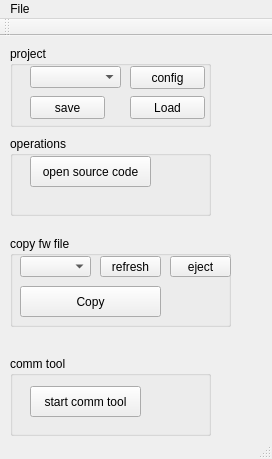
Qt form qf_pc_assistant/mainwindow.ui (qingfengforum/qf_pc_assistant) before a commit.
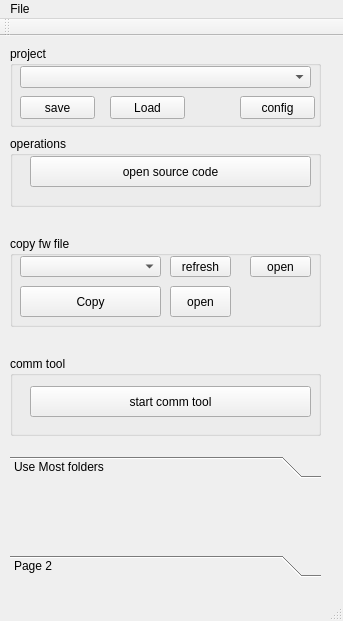
The same form after that commit.

```diff
--- a/qf_pc_assistant/mainwindow.ui
+++ b/qf_pc_assistant/mainwindow.ui
@@ -6,8 +6,8 @@
    <rect>
     <x>0</x>
     <y>0</y>
-    <width>272</width>
-    <height>459</height>
+    <width>343</width>
+    <height>621</height>
    </rect>
   </property>
   <property name="windowTitle">
@@ -19,7 +19,7 @@
      <rect>
       <x>10</x>
       <y>10</y>
-      <width>201</width>
+      <width>311</width>
       <height>81</height>
      </rect>
     </property>
@@ -29,9 +29,9 @@
     <widget class="QComboBox" name="comboBox_prjName">
      <property name="geometry">
       <rect>
-       <x>20</x>
+       <x>10</x>
        <y>20</y>
-       <width>91</width>
+       <width>291</width>
        <height>22</height>
       </rect>
      </property>
@@ -39,8 +39,8 @@
     <widget class="QPushButton" name="pushButton_config">
      <property name="geometry">
       <rect>
-       <x>120</x>
-       <y>20</y>
+       <x>230</x>
+       <y>50</y>
        <width>75</width>
        <height>23</height>
       </rect>
@@ -52,7 +52,7 @@
     <widget class="QPushButton" name="pushButton_configLoad">
      <property name="geometry">
       <rect>
-       <x>120</x>
+       <x>100</x>
        <y>50</y>
        <width>75</width>
        <height>23</height>
@@ -65,7 +65,7 @@
     <widget class="QPushButton" name="pushButton_configSave">
      <property name="geometry">
       <rect>
-       <x>20</x>
+       <x>10</x>
        <y>50</y>
        <width>75</width>
        <height>23</height>
@@ -81,8 +81,8 @@
      <rect>
       <x>10</x>
       <y>100</y>
-      <width>201</width>
-      <height>80</height>
+      <width>311</width>
+      <height>71</height>
      </rect>
     </property>
     <property name="title">
@@ -93,7 +93,7 @@
       <rect>
        <x>20</x>
        <y>20</y>
-       <width>121</width>
+       <width>281</width>
        <height>31</height>
       </rect>
      </property>
@@ -107,7 +107,7 @@
      <rect>
       <x>10</x>
       <y>200</y>
-      <width>221</width>
+      <width>311</width>
       <height>91</height>
      </rect>
     </property>
@@ -132,7 +132,7 @@
       <rect>
        <x>10</x>
        <y>20</y>
-       <width>71</width>
+       <width>141</width>
        <height>21</height>
       </rect>
      </property>
@@ -140,7 +140,7 @@
     <widget class="QPushButton" name="pushButton_refreshDrives">
      <property name="geometry">
       <rect>
-       <x>90</x>
+       <x>160</x>
        <y>20</y>
        <width>61</width>
        <height>21</height>
@@ -153,14 +153,27 @@
     <widget class="QPushButton" name="pushButton_ejectUsb">
      <property name="geometry">
       <rect>
-       <x>160</x>
+       <x>240</x>
        <y>20</y>
        <width>61</width>
        <height>21</height>
       </rect>
      </property>
      <property name="text">
-      <string>eject</string>
+      <string>open</string>
+     </property>
+    </widget>
+    <widget class="QPushButton" name="pushButton_ejectUsb_2">
+     <property name="geometry">
+      <rect>
+       <x>160</x>
+       <y>50</y>
+       <width>61</width>
+       <height>31</height>
+      </rect>
+     </property>
+     <property name="text">
+      <string>open</string>
      </property>
     </widget>
    </widget>
@@ -169,7 +182,7 @@
      <rect>
       <x>10</x>
       <y>320</y>
-      <width>201</width>
+      <width>311</width>
       <height>80</height>
      </rect>
     </property>
@@ -181,7 +194,7 @@
       <rect>
        <x>20</x>
        <y>30</y>
-       <width>111</width>
+       <width>281</width>
        <height>31</height>
       </rect>
      </property>
@@ -190,13 +203,52 @@
      </property>
     </widget>
    </widget>
+   <widget class="QToolBox" name="toolBox">
+    <property name="geometry">
+     <rect>
+      <x>10</x>
+      <y>420</y>
+      <width>311</width>
+      <height>121</height>
+     </rect>
+    </property>
+    <property name="currentIndex">
+     <number>0</number>
+    </property>
+    <widget class="QWidget" name="page">
+     <property name="geometry">
+      <rect>
+       <x>0</x>
+       <y>0</y>
+       <width>311</width>
+       <height>69</height>
+      </rect>
+     </property>
+     <attribute name="label">
+      <string>Use Most folders</string>
+     </attribute>
+    </widget>
+    <widget class="QWidget" name="page_2">
+     <property name="geometry">
+      <rect>
+       <x>0</x>
+       <y>0</y>
+       <width>311</width>
+       <height>69</height>
+      </rect>
+     </property>
+     <attribute name="label">
+      <string>Page 2</string>
+     </attribute>
+    </widget>
+   </widget>
   </widget>
   <widget class="QMenuBar" name="menuBar">
    <property name="geometry">
     <rect>
      <x>0</x>
      <y>0</y>
-     <width>272</width>
+     <width>343</width>
      <height>23</height>
     </rect>
    </property>
```
